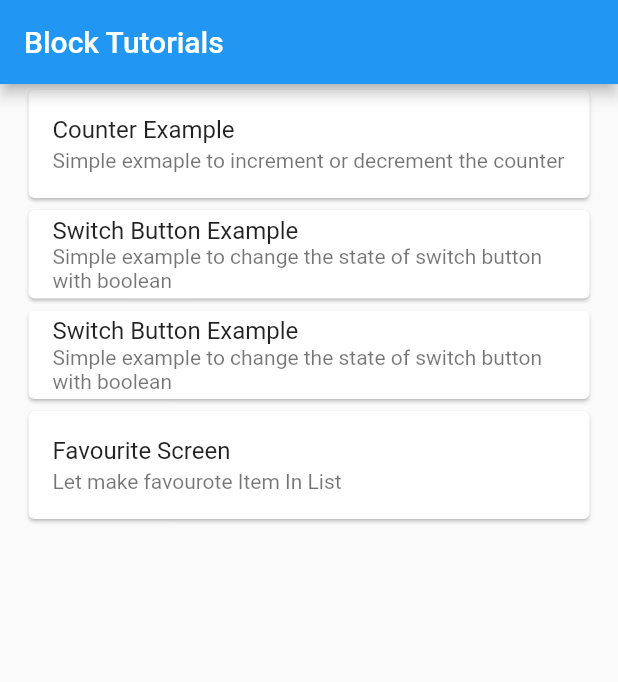
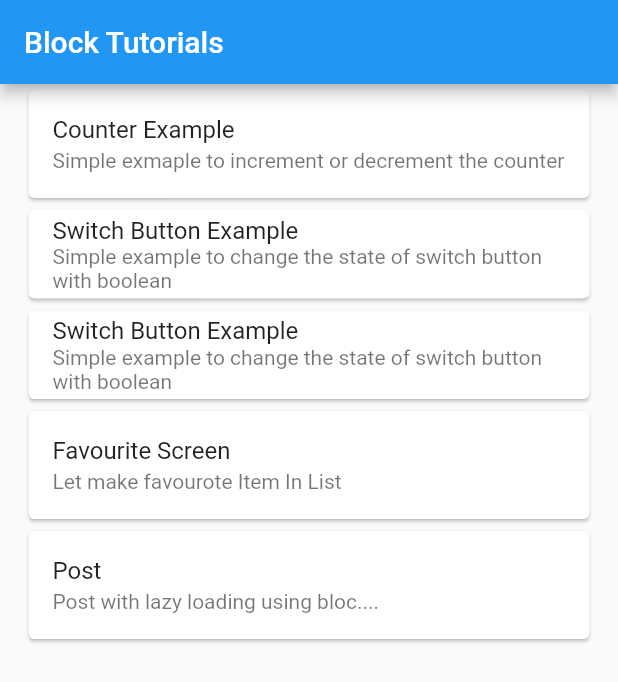
Before and after one commit to axiftaj/FLutter-Bloc-Tutorials, a Flutter app: the screen it shows after launch, on a phone screen of 412 x 824 dp. Shown: the top 682 px of the screen. Run offline on Flutter 3.47's test engine with Material 2 defaults, Android fonts, the phone set to English and light mode, and no system bars; our stand-ins replace bloc, equatable, flutter_bloc, formz.

Commit message:
api integrated with bloc

```diff
--- a/lib/bloc/post_bloc/post_event.dart
+++ b/lib/bloc/post_bloc/post_event.dart
@@ -7,3 +7,6 @@ abstract class PostEvent extends Equatable {
 }
 
 class PostFetched extends PostEvent {}
+
+
+class FetchPostWithLazyLoading extends PostEvent {}
--- a/lib/view/counter/home_screen.dart
+++ b/lib/view/counter/home_screen.dart
@@ -66,6 +66,15 @@ class _HomeScreenState extends State<HomeScreen> {
                   subtitle: Text('Let make favourote Item In List'),
                 ),
               ),
+              Card(
+                child: ListTile(
+                  onTap: (){
+                    Navigator.push(context, MaterialPageRoute(builder: (context) => PostScreen()));
+                  },
+                  title: Text('Post'),
+                  subtitle: Text('Post with lazy loading using bloc....'),
+                ),
+              ),
             ],
           ),
         ),
```
Also changed, not shown: lib/bloc/post_bloc/post_bloc.dart (+3 -5 lines), lib/repository/post_repository.dart (+6 -3 lines), lib/view/todo/post_screen.dart (+9 -2 lines).
